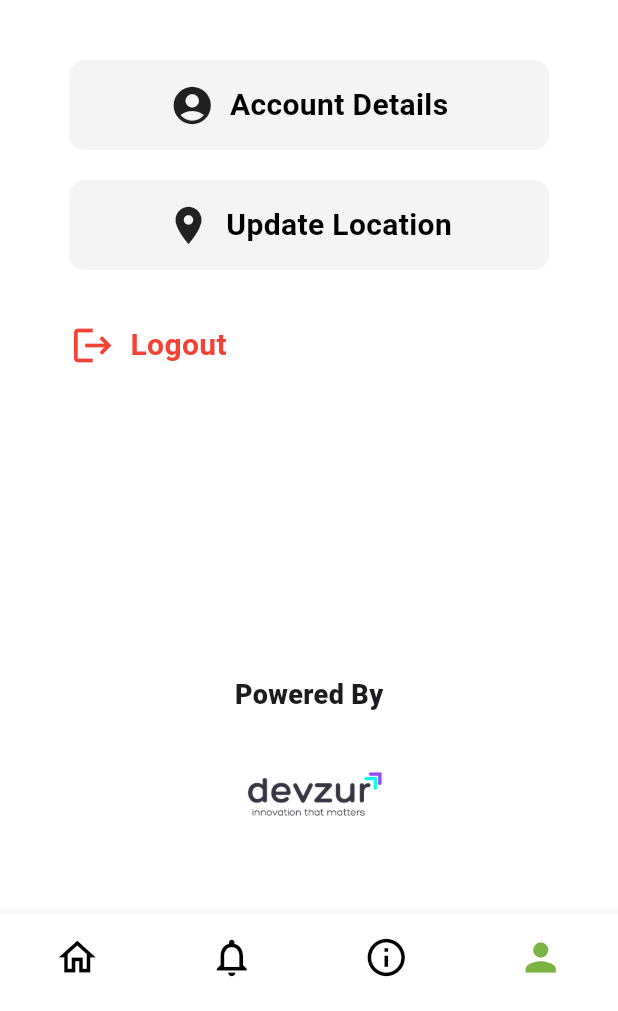
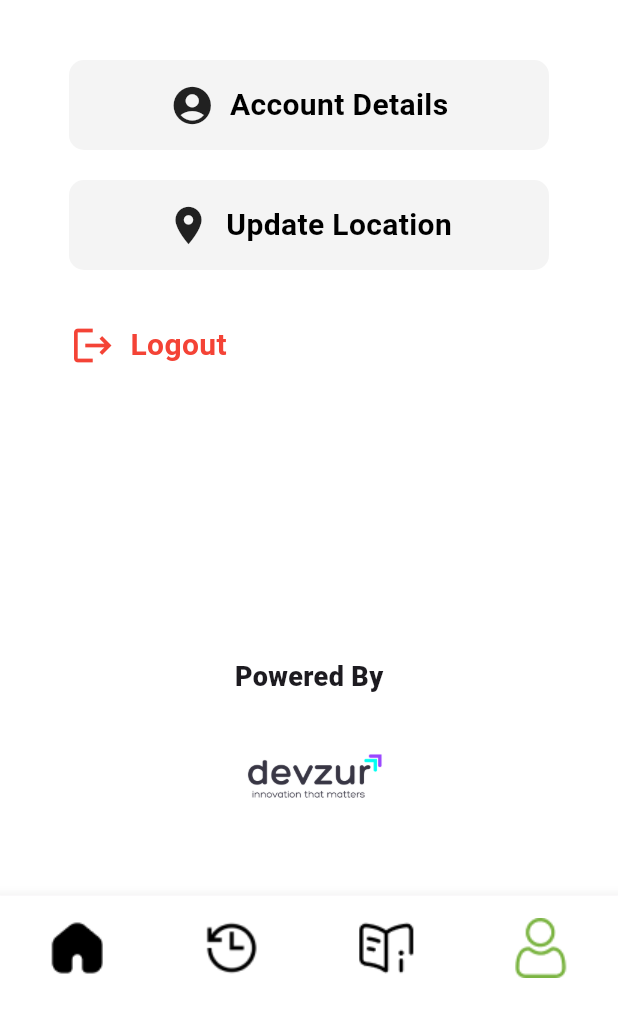
Before and after one commit to ZouheirN/nurse-app, a Flutter app: the Navbar screen opened by its route, item 4 of the bottom bar chosen, on a phone screen of 412 x 824 dp, the part 225-1236 px from its top. Run offline on Flutter 3.47's test engine with Material 3 defaults, Android fonts, the phone set to English and light mode, and no system bars; our stand-ins replace auto_size_text, bloc, cached_network_image, device_preview, dio, dropdown_button2 and 16 more; missing offline and left inert: cached_network_image_platform_interface, file_saver, intrinsic_size_builder, onesignal_flutter; accounts and stored records are empty; network calls fail.

Commit message:
changed navbar

```diff
--- a/lib/components/header.dart
+++ b/lib/components/header.dart
@@ -130,14 +130,17 @@ class _HeaderState extends State<Header> {
                   ),
                 ),
                 trailing: IconButton(
-                    onPressed: () {},
+                  onPressed: () {
+                    Navigator.pushNamed(context, '/editProfile');
+                  },
                   icon: const CircleAvatar(
                     backgroundColor: Color.fromRGBO(217, 217, 217, 1),
                     child: Icon(
                       Icons.person_outline_rounded,
                       color: Color(0xFF7BB442),
                     ),
-                    )),
+                  ),
+                ),
               ),
             ),
             ListTile(
@@ -172,8 +175,7 @@ class _HeaderState extends State<Header> {
                 ),
               ),
               trailing: IconButton(
-                onPressed: () {
-                },
+                onPressed: () {},
                 icon: const Icon(
                   Icons.notifications_outlined,
                   color: Color(0xFF7BB442),
--- a/lib/pages/user/navbar.dart
+++ b/lib/pages/user/navbar.dart
@@ -37,59 +37,143 @@ class _NavbarState extends State<Navbar> {
           });
         },
         currentIndex: myIndex,
-        items: const [
+        items: [
           BottomNavigationBarItem(
-            icon: Icon(
-              Icons.home_outlined,
-              size: 30,
-              color: Colors.black,
+            icon: ColorFiltered(
+              colorFilter: const ColorFilter.mode(
+                Colors.black,
+                BlendMode.srcIn,
+              ),
+              child: Image.asset(
+                'assets/images/home.png',
+              ),
             ),
-            activeIcon: Icon(
-              Icons.home,
-              size: 30,
-              color: Color(0xFF7BB442),
+            activeIcon: ColorFiltered(
+              colorFilter: const ColorFilter.mode(
+                Color(0xFF7BB442),
+                BlendMode.srcIn,
+              ),
+              child: Image.asset(
+                'assets/images/home.png',
+              ),
             ),
             label: '',
           ),
           BottomNavigationBarItem(
-            icon: Icon(
-              Icons.notifications_outlined,
-              size: 30,
-              color: Colors.black,
+            icon: ColorFiltered(
+              colorFilter: const ColorFilter.mode(
+                Colors.black,
+                BlendMode.srcIn,
+              ),
+              child: Image.asset(
+                'assets/images/history.png',
+              ),
             ),
-            activeIcon: Icon(
-              Icons.notifications,
-              size: 30,
-              color: Color(0xFF7BB442),
+            activeIcon: ColorFiltered(
+              colorFilter: const ColorFilter.mode(
+                Color(0xFF7BB442),
+                BlendMode.srcIn,
+              ),
+              child: Image.asset(
+                'assets/images/history.png',
+              ),
             ),
             label: '',
           ),
           BottomNavigationBarItem(
-            icon: Icon(
-              Icons.info_outline,
-              size: 30,
-              color: Colors.black,
+            icon: ColorFiltered(
+              colorFilter: const ColorFilter.mode(
+                Colors.black,
+                BlendMode.srcIn,
+              ),
+              child: Image.asset(
+                'assets/images/info.png',
+              ),
             ),
-            activeIcon: Icon(
-              Icons.info,
-              size: 30,
-              color: Color(0xFF7BB442),
+            activeIcon: ColorFiltered(
+              colorFilter: const ColorFilter.mode(
+                Color(0xFF7BB442),
+                BlendMode.srcIn,
+              ),
+              child: Image.asset(
+                'assets/images/info.png',
+              ),
             ),
             label: '',
           ),
           BottomNavigationBarItem(
-            icon: Icon(
-              Icons.person_outline,
-              size: 30,
-              color: Colors.black,
+            icon: ColorFiltered(
+              colorFilter: const ColorFilter.mode(
+                Colors.black,
+                BlendMode.srcIn,
+              ),
+              child: Image.asset(
+                'assets/images/profile.png',
+              ),
             ),
-            activeIcon: Icon(
-              Icons.person,
-              size: 30,
-              color: Color(0xFF7BB442),
+            activeIcon: ColorFiltered(
+              colorFilter: const ColorFilter.mode(
+                Color(0xFF7BB442),
+                BlendMode.srcIn,
+              ),
+              child: Image.asset(
+                'assets/images/profile.png',
+              ),
             ),
             label: '',
           ),
+          // BottomNavigationBarItem(
+          //   icon: Icon(
+          //     Icons.home_outlined,
+          //     size: 30,
+          //     color: Colors.black,
+          //   ),
+          //   activeIcon: Icon(
+          //     Icons.home,
+          //     size: 30,
+          //     color: Color(0xFF7BB442),
+          //   ),
+          //   label: '',
+          // ),
+          // BottomNavigationBarItem(
+          //   icon: Icon(
+          //     Icons.notifications_outlined,
+          //     size: 30,
+          //     color: Colors.black,
+          //   ),
+          //   activeIcon: Icon(
+          //     Icons.notifications,
+          //     size: 30,
+          //     color: Color(0xFF7BB442),
+          //   ),
+          //   label: '',
+          // ),
+          // BottomNavigationBarItem(
+          //   icon: Icon(
+          //     Icons.info_outline,
+          //     size: 30,
+          //     color: Colors.black,
+          //   ),
+          //   activeIcon: Icon(
+          //     Icons.info,
+          //     size: 30,
+          //     color: Color(0xFF7BB442),
+          //   ),
+          //   label: '',
+          // ),
+          // BottomNavigationBarItem(
+          //   icon: Icon(
+          //     Icons.person_outline,
+          //     size: 30,
+          //     color: Colors.black,
+          //   ),
+          //   activeIcon: Icon(
+          //     Icons.person,
+          //     size: 30,
+          //     color: Color(0xFF7BB442),
+          //   ),
+          //   label: '',
+          // ),
         ],
       ),
     );
```
Also changed, not shown: 4 other files. Lines whose indentation alone changed are shown as unchanged.
